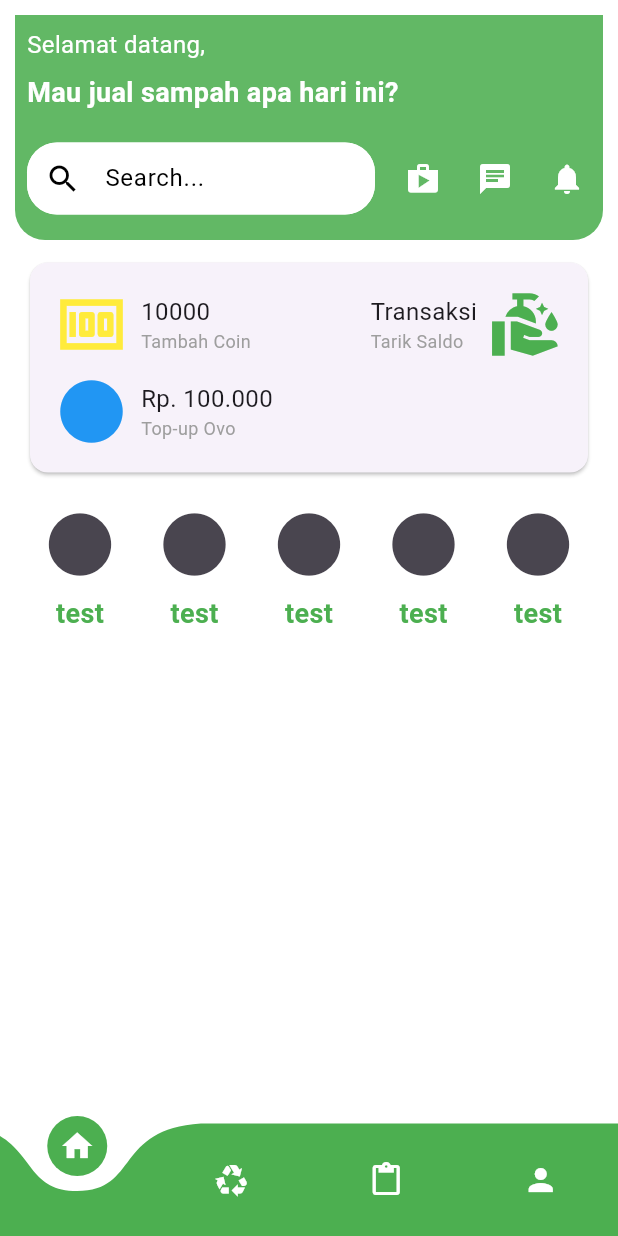
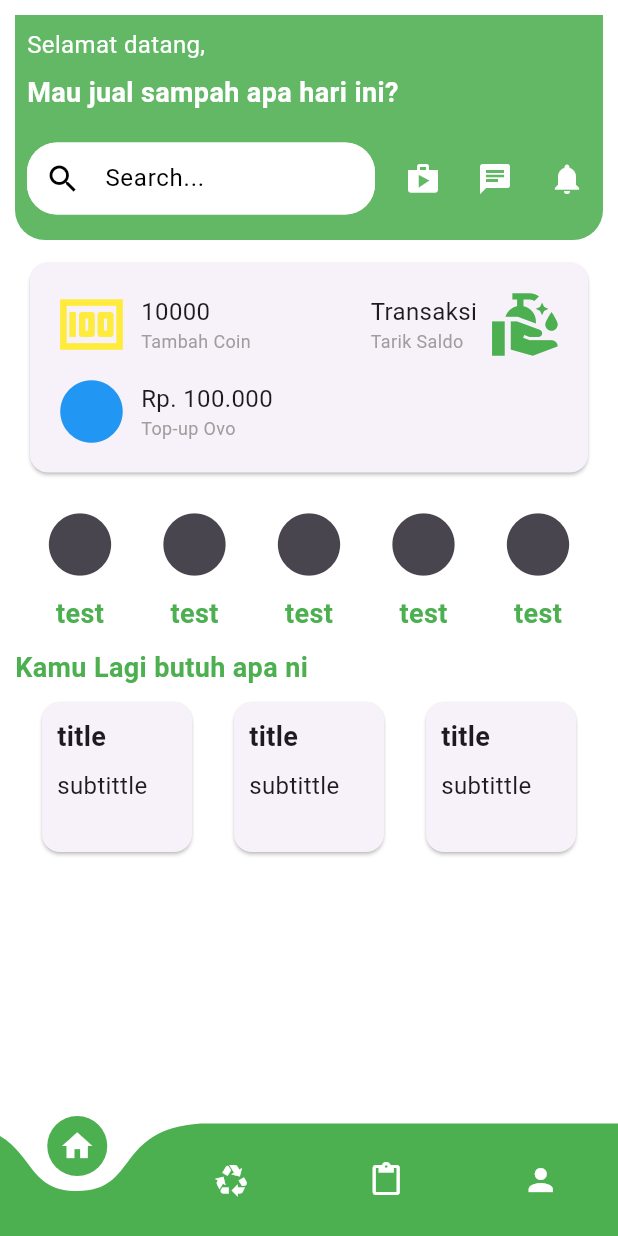
Before and after one commit to rafinas2133/banksampah, a Flutter app: the screen it shows once a user with an empty profile is signed in, on a phone screen of 412 x 824 dp. Run offline on Flutter 3.47's test engine with Material 3 defaults, Android fonts, the phone set to English and light mode, and no system bars; drawn by our look-alikes of curved_navigation_bar; our stand-ins replace cloud_firestore, firebase_auth, firebase_core, flutter_spinkit; accounts and stored records are empty.

Commit message:
card info di homepage

```diff
--- a/bank_sampah/lib/screens/home/home.dart
+++ b/bank_sampah/lib/screens/home/home.dart
@@ -1,5 +1,6 @@
 import 'package:bank_sampah/models/myuser.dart';
 import 'package:bank_sampah/services/database.dart';
+import 'package:bank_sampah/shared/card_button.dart';
 import 'package:bank_sampah/shared/icon_button_sub.dart';
 import 'package:bank_sampah/shared/loading.dart';
 import 'package:flutter/material.dart';
@@ -199,11 +200,35 @@ class _HomeState extends State<Home> {
                   Text(
                     'Kamu Lagi butuh apa ni',
                     style: TextStyle(
-                      color: Colors.white,
+                      color: Colors.green,
                       fontSize: 18.0,
                       fontWeight: FontWeight.bold
                     ),
-                  )
+                  ),
+                  Expanded(
+                    child: SingleChildScrollView(
+                      child: Row(
+                        mainAxisAlignment: MainAxisAlignment.spaceEvenly,
+                        children: [
+                          CardButton(
+                            title: 'title',
+                            subtitle: 'subtittle',
+                            onTap: () {}
+                          ),
+                          CardButton(
+                            title: 'title',
+                            subtitle: 'subtittle',
+                            onTap: () {}
+                          ),
+                          CardButton(
+                            title: 'title',
+                            subtitle: 'subtittle',
+                            onTap: () {}
+                          ),
+                        ],
+                      ),
+                    ),
+                  ),
                 ],
               ),
             ),
--- /dev/null
+++ b/bank_sampah/lib/shared/card_button.dart
@@ -0,0 +1,44 @@
+import 'package:flutter/material.dart';
+
+class CardButton extends StatefulWidget {
+  final void Function()? onTap;
+  final String title;
+  final String subtitle;
+  const CardButton({super.key, required this.title, required this.subtitle ,required this.onTap});
+
+  @override
+  State<CardButton> createState() => _CardButtonState();
+}
+
+class _CardButtonState extends State<CardButton> {
+  @override
+  Widget build(BuildContext context) {
+    return GestureDetector(
+      child: Card(
+        margin: EdgeInsets.all(10.0),
+        child: Container(
+          width: 100,
+          height: 100,
+          padding: EdgeInsets.all(10.0),
+          child: Column(
+            crossAxisAlignment: CrossAxisAlignment.start,
+            children: [
+              Text(
+                widget.title,
+                style: TextStyle(
+                  fontSize: 18.0,
+                  fontWeight: FontWeight.bold,
+                ),
+              ),
+              SizedBox(height: 8.0),
+              Text(
+                widget.subtitle,
+                style: TextStyle(fontSize: 16.0),
+              ),
+            ],
+          ),
+        ),
+      ),
+    );
+  }
+}
```
Also changed, not shown: 1 other file.
